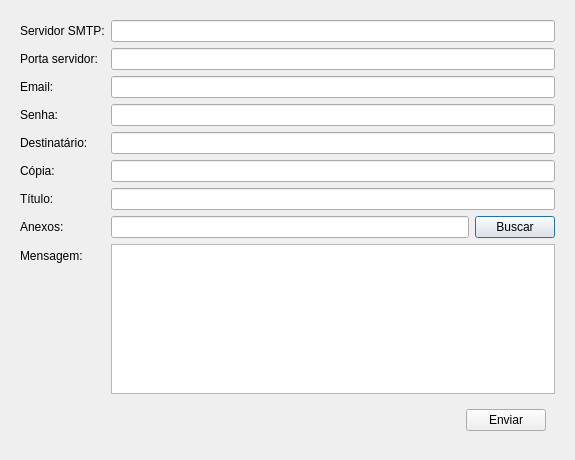
lellisls/ERP-STACCATO, file ui/sendmail.ui: the form before one commit.
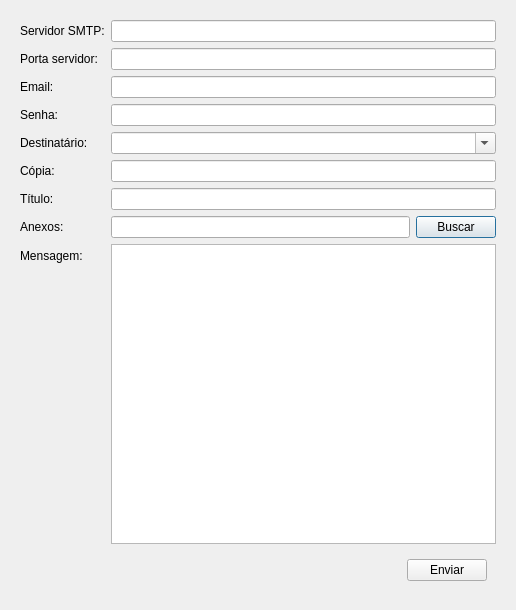
The form after the commit.

Patch:
```diff
--- a/ui/sendmail.ui
+++ b/ui/sendmail.ui
@@ -6,8 +6,8 @@
    <rect>
     <x>0</x>
     <y>0</y>
-    <width>575</width>
-    <height>460</height>
+    <width>516</width>
+    <height>607</height>
    </rect>
   </property>
   <property name="windowTitle">
@@ -55,51 +55,55 @@
         </property>
        </widget>
       </item>
-      <item row="2" column="1">
-       <widget class="QLineEdit" name="lineEditEmail"/>
-      </item>
-      <item row="3" column="0">
+      <item row="4" column="0">
        <widget class="QLabel" name="labelPasswd">
         <property name="text">
          <string>Senha:</string>
         </property>
        </widget>
       </item>
-      <item row="3" column="1">
+      <item row="4" column="1">
        <widget class="QLineEdit" name="lineEditPasswd">
         <property name="echoMode">
          <enum>QLineEdit::Password</enum>
         </property>
        </widget>
       </item>
-      <item row="4" column="0">
+      <item row="5" column="0">
        <widget class="QLabel" name="labelDest">
         <property name="text">
          <string>Destinatário:</string>
         </property>
        </widget>
       </item>
-      <item row="4" column="1">
-       <widget class="QLineEdit" name="lineEditDest"/>
-      </item>
       <item row="6" column="0">
+       <widget class="QLabel" name="labelCopia">
+        <property name="text">
+         <string>Cópia:</string>
+        </property>
+       </widget>
+      </item>
+      <item row="6" column="1">
+       <widget class="QLineEdit" name="lineEditCopia"/>
+      </item>
+      <item row="7" column="0">
        <widget class="QLabel" name="labelTitulo">
         <property name="text">
          <string>Título:</string>
         </property>
        </widget>
       </item>
-      <item row="6" column="1">
+      <item row="7" column="1">
        <widget class="QLineEdit" name="lineEditTitulo"/>
       </item>
-      <item row="7" column="0">
+      <item row="8" column="0">
        <widget class="QLabel" name="labelAnexo">
         <property name="text">
          <string>Anexos:</string>
         </property>
        </widget>
       </item>
-      <item row="7" column="1">
+      <item row="8" column="1">
        <layout class="QHBoxLayout" name="horizontalLayout_3">
         <item>
          <widget class="QLineEdit" name="lineEditAnexo"/>
@@ -113,17 +117,31 @@
         </item>
        </layout>
       </item>
-      <item row="8" column="0">
+      <item row="9" column="0">
        <widget class="QLabel" name="labelMensagem">
         <property name="text">
          <string>Mensagem:</string>
         </property>
        </widget>
       </item>
-      <item row="8" column="1">
-       <widget class="QTextEdit" name="textEdit"/>
+      <item row="9" column="1">
+       <widget class="QTextEdit" name="textEdit">
+        <property name="minimumSize">
+         <size>
+          <width>0</width>
+          <height>300</height>
+         </size>
+        </property>
+        <property name="html">
+         <string>&lt;!DOCTYPE HTML PUBLIC &quot;-//W3C//DTD HTML 4.0//EN&quot; &quot;http://www.w3.org/TR/REC-html40/strict.dtd&quot;&gt;
+&lt;html&gt;&lt;head&gt;&lt;meta name=&quot;qrichtext&quot; content=&quot;1&quot; /&gt;&lt;style type=&quot;text/css&quot;&gt;
+p, li { white-space: pre-wrap; }
+&lt;/style&gt;&lt;/head&gt;&lt;body style=&quot; font-family:'MS Shell Dlg 2'; font-size:8.25pt; font-weight:400; font-style:normal;&quot;&gt;
+&lt;p style=&quot;-qt-paragraph-type:empty; margin-top:12px; margin-bottom:12px; margin-left:0px; margin-right:0px; -qt-block-indent:0; text-indent:0px;&quot;&gt;&lt;br /&gt;&lt;/p&gt;&lt;/body&gt;&lt;/html&gt;</string>
+        </property>
+       </widget>
       </item>
-      <item row="9" column="0" colspan="2">
+      <item row="10" column="0" colspan="2">
        <widget class="QWidget" name="widget_2" native="true">
         <layout class="QHBoxLayout" name="horizontalLayout_2">
          <item>
@@ -149,15 +167,15 @@
         </layout>
        </widget>
       </item>
-      <item row="5" column="0">
-       <widget class="QLabel" name="labelCopia">
-        <property name="text">
-         <string>Cópia:</string>
-        </property>
-       </widget>
+      <item row="2" column="1">
+       <widget class="QLineEdit" name="lineEditEmail"/>
       </item>
       <item row="5" column="1">
-       <widget class="QLineEdit" name="lineEditCopia"/>
+       <widget class="QComboBox" name="comboBoxDest">
+        <property name="editable">
+         <bool>true</bool>
+        </property>
+       </widget>
       </item>
      </layout>
     </widget>
```
Left out of the diff: 5 changed lines with no effect on the pictures.
